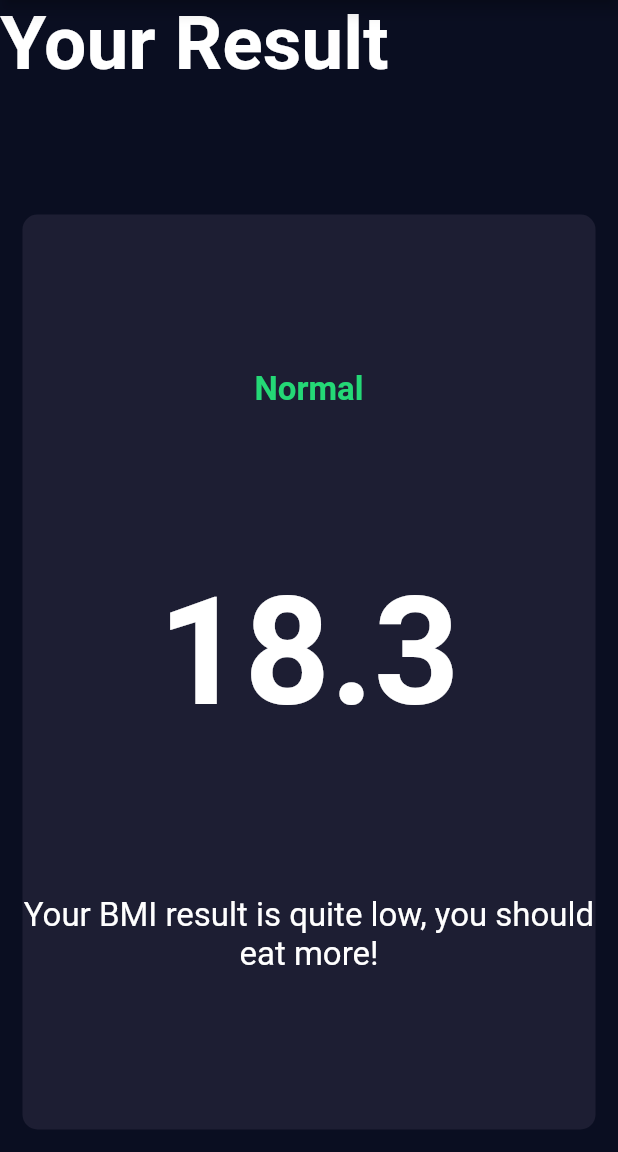
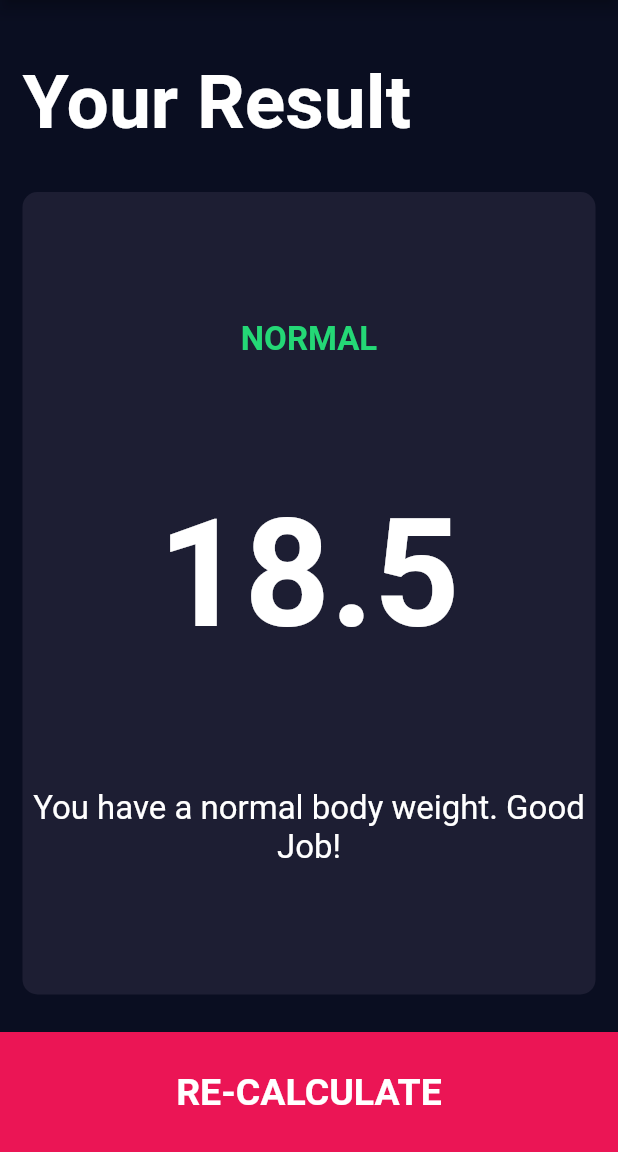
Before and after one commit to utsobe/bmi_calculator_flutter_app, a Flutter app: the screen it shows after launch, after a tap on "CALCULATE", on a phone screen of 412 x 824 dp, the part 84-1236 px from its top. Run offline on Flutter 3.47's test engine with Material 2 defaults, Android fonts, the phone set to English and light mode, and no system bars; our stand-ins replace font_awesome_flutter.

Commit message:
functionality added for calculate BMI

```diff
--- /dev/null
+++ b/lib/calculator_brain.dart
@@ -0,0 +1,35 @@
+import 'dart:math';
+
+class CalculatorBrain {
+  CalculatorBrain({required this.height, required this.weight});
+
+  final int height;
+  final int weight;
+
+  double? _bmi;
+
+  String? calculateBMI() {
+    _bmi = weight / pow(height / 100, 2);
+    return _bmi!.toStringAsFixed(1);
+  }
+
+  String? getResult() {
+    if (_bmi! >= 25) {
+      return 'Overweight';
+    } else if (_bmi! > 18.5) {
+      return 'Normal';
+    } else {
+      return 'Underweight';
+    }
+  }
+
+  String? getInterpretation() {
+    if (_bmi! >= 25) {
+      return 'You have a higher than normal body weight. Try to exercise more.';
+    } else if (_bmi! > 18.5) {
+      return 'You have a normal body weight. Good Job!';
+    } else {
+      return 'You have a lower than normal body weight. You can eat a bit more';
+    }
+  }
+}
--- a/lib/screens/input_page.dart
+++ b/lib/screens/input_page.dart
@@ -1,3 +1,4 @@
+import 'package:bmi_calculator_flutter_app/calculator_brain.dart';
 import 'package:bmi_calculator_flutter_app/constants.dart';
 import 'package:flutter/material.dart';
 import 'package:font_awesome_flutter/font_awesome_flutter.dart';
@@ -6,6 +7,7 @@ import '../components/icon_content.dart';
 import '../components/reusable_card.dart';
 import '../components/round_icon_button.dart';
 import 'results_page.dart';
+import '../calculator_brain.dart';
 
 enum Gender {
   male,
@@ -228,10 +230,20 @@ class _InputPageState extends State<InputPage> {
           BottomButton(
             buttonTitle: 'CALCULATE',
             onTap: () {
+              CalculatorBrain calc =
+                  CalculatorBrain(height: height, weight: weight);
+
+              print(calc.height);
+              print(calc.weight);
+
               Navigator.push(
                 context,
                 MaterialPageRoute(
-                  builder: (context) => ResultsPage(),
+                  builder: (context) => ResultsPage(
+                    bmiResult: calc.calculateBMI()!,
+                    resultText: calc.getResult()!,
+                    interpretation: calc.getInterpretation()!,
+                  ),
                 ),
               );
             },
--- a/lib/screens/results_page.dart
+++ b/lib/screens/results_page.dart
@@ -1,9 +1,19 @@
+import 'package:bmi_calculator_flutter_app/components/bottom_button.dart';
 import 'package:bmi_calculator_flutter_app/constants.dart';
 import 'package:flutter/material.dart';
 
 import '../components/reusable_card.dart';
 
 class ResultsPage extends StatelessWidget {
+  ResultsPage(
+      {required this.bmiResult,
+      required this.resultText,
+      required this.interpretation});
+
+  final String bmiResult;
+  final String resultText;
+  final String interpretation;
+
   @override
   Widget build(BuildContext context) {
     return Scaffold(
@@ -16,6 +26,8 @@ class ResultsPage extends StatelessWidget {
         children: [
           Expanded(
             child: Container(
+              padding: EdgeInsets.all(15.0),
+              alignment: Alignment.bottomLeft,
               child: Text(
                 'Your Result',
                 style: kTitleTextStyle,
@@ -31,15 +43,15 @@ class ResultsPage extends StatelessWidget {
                 crossAxisAlignment: CrossAxisAlignment.center,
                 children: [
                   Text(
-                    'Normal',
+                    resultText.toUpperCase(),
                     style: kResultTextStyle,
                   ),
                   Text(
-                    '18.3',
+                    bmiResult,
                     style: kBMITextStyle,
                   ),
                   Text(
-                    'Your BMI result is quite low, you should eat more!',
+                    interpretation,
                     textAlign: TextAlign.center,
                     style: kBodyTextStyle,
                   ),
@@ -48,6 +60,12 @@ class ResultsPage extends StatelessWidget {
               onPress: () {},
             ),
           ),
+          BottomButton(
+            onTap: () {
+              Navigator.pop(context);
+            },
+            buttonTitle: 'RE-CALCULATE',
+          ),
         ],
       ),
     );
```
